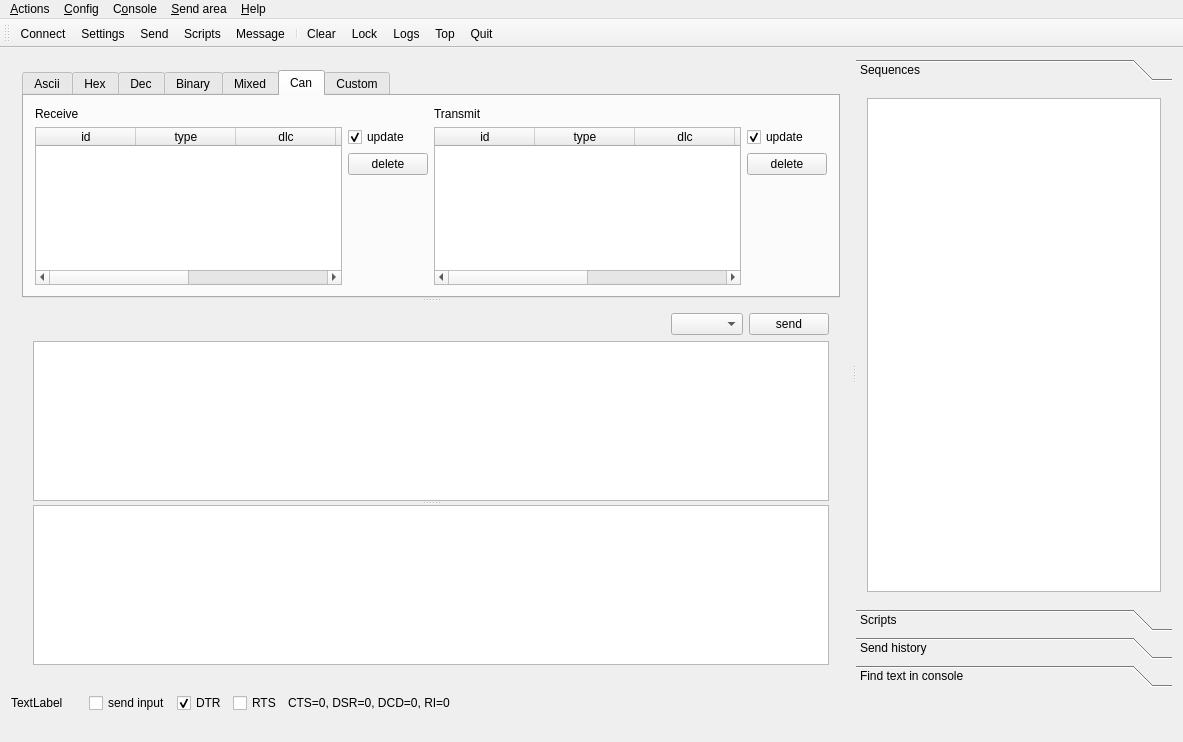
Qt form ScriptCommunicator/mainwindow.ui (szieke/ScriptCommunicator_serial-terminal) before a commit.
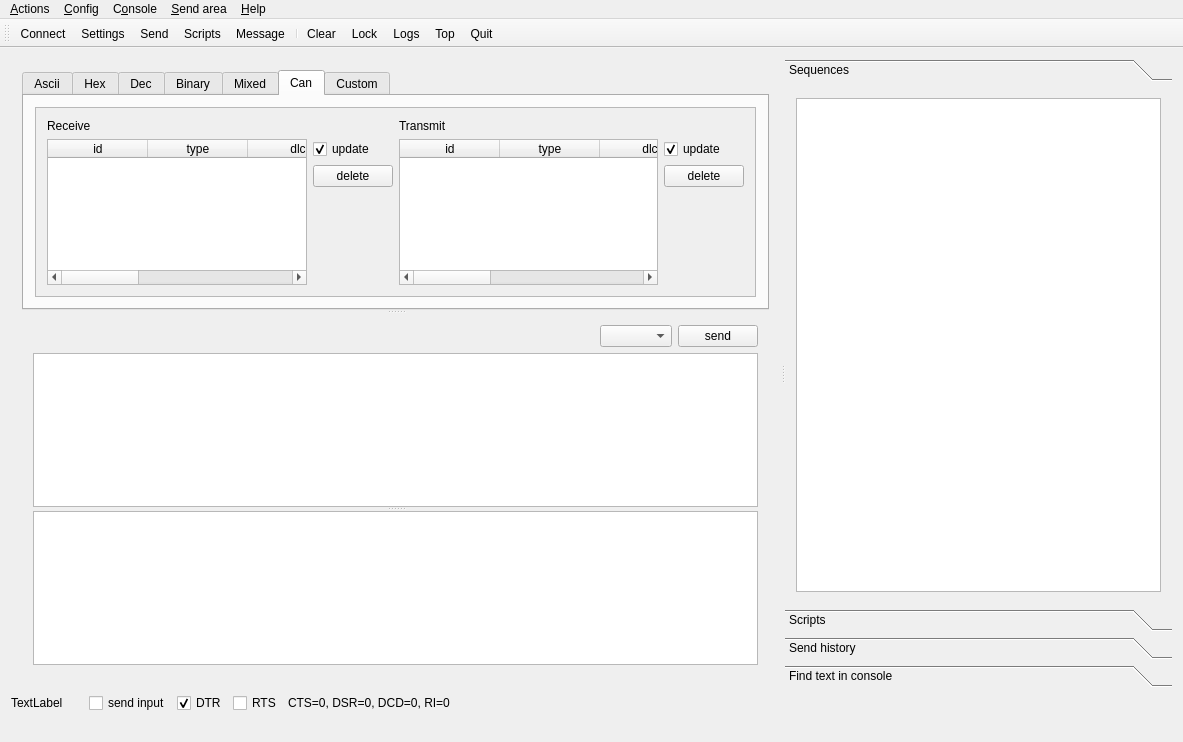
The same form after that commit. The open tabs and pages were chosen to show the change. Icons and pictures are not drawn. Custom widgets are drawn as their Qt base class.

```diff
--- a/ScriptCommunicator/mainwindow.ui
+++ b/ScriptCommunicator/mainwindow.ui
@@ -620,6 +620,64 @@
              <string>Can</string>
             </attribute>
             <layout class="QGridLayout" name="gridLayout">
+             <item row="0" column="0" colspan="3">
+              <widget class="QScrollArea" name="scrollArea">
+               <property name="widgetResizable">
+                <bool>true</bool>
+               </property>
+               <widget class="QWidget" name="scrollAreaWidgetContents">
+                <property name="geometry">
+                 <rect>
+                  <x>0</x>
+                  <y>0</y>
+                  <width>809</width>
+                  <height>189</height>
+                 </rect>
+                </property>
+                <layout class="QGridLayout" name="gridLayout_3">
+                 <item row="1" column="0">
+                  <widget class="QTableWidget" name="canReceiveTableWidget">
+                   <property name="selectionMode">
+                    <enum>QAbstractItemView::ExtendedSelection</enum>
+                   </property>
+                   <property name="selectionBehavior">
+                    <enum>QAbstractItemView::SelectRows</enum>
+                   </property>
+                   <attribute name="verticalHeaderVisible">
+                    <bool>false</bool>
+                   </attribute>
+                   <column>
+                    <property name="text">
+                     <string>id</string>
+                    </property>
+                   </column>
+                   <column>
+                    <property name="text">
+                     <string>type</string>
+                    </property>
+                   </column>
+                   <column>
+                    <property name="text">
+                     <string>dlc</string>
+                    </property>
+                   </column>
+                   <column>
+                    <property name="text">
+                     <string>data</string>
+                    </property>
+                   </column>
+                   <column>
+                    <property name="text">
+                     <string>cycle</string>
+                    </property>
+                   </column>
+                   <column>
+                    <property name="text">
+                     <string>count</string>
+                    </property>
+                   </column>
+                  </widget>
+                 </item>
              <item row="0" column="0">
               <widget class="QLabel" name="label">
                <property name="text">
@@ -627,49 +685,6 @@
                </property>
               </widget>
              </item>
-             <item row="1" column="0">
-              <widget class="QTableWidget" name="canReceiveTableWidget">
-               <property name="selectionMode">
-                <enum>QAbstractItemView::ExtendedSelection</enum>
-               </property>
-               <property name="selectionBehavior">
-                <enum>QAbstractItemView::SelectRows</enum>
-               </property>
-               <attribute name="verticalHeaderVisible">
-                <bool>false</bool>
-               </attribute>
-               <column>
-                <property name="text">
-                 <string>id</string>
-                </property>
-               </column>
-               <column>
-                <property name="text">
-                 <string>type</string>
-                </property>
-               </column>
-               <column>
-                <property name="text">
-                 <string>dlc</string>
-                </property>
-               </column>
-               <column>
-                <property name="text">
-                 <string>data</string>
-                </property>
-               </column>
-               <column>
-                <property name="text">
-                 <string>cycle</string>
-                </property>
-               </column>
-               <column>
-                <property name="text">
-                 <string>count</string>
-                </property>
-               </column>
-              </widget>
-             </item>
              <item row="1" column="1">
               <layout class="QVBoxLayout" name="verticalLayout_7">
                <item>
@@ -790,6 +805,10 @@
              </item>
             </layout>
            </widget>
+              </widget>
+             </item>
+            </layout>
+           </widget>
            <widget class="QWidget" name="tabCustom">
             <attribute name="title">
              <string>Custom</string>
@@ -1003,8 +1022,8 @@
          <rect>
           <x>0</x>
           <y>0</y>
-          <width>98</width>
-          <height>93</height>
+          <width>323</width>
+          <height>517</height>
          </rect>
         </property>
         <attribute name="label">
```
Left out of the diff: 8 changed lines with no effect on the pictures. Lines whose indentation alone changed are shown as unchanged.
